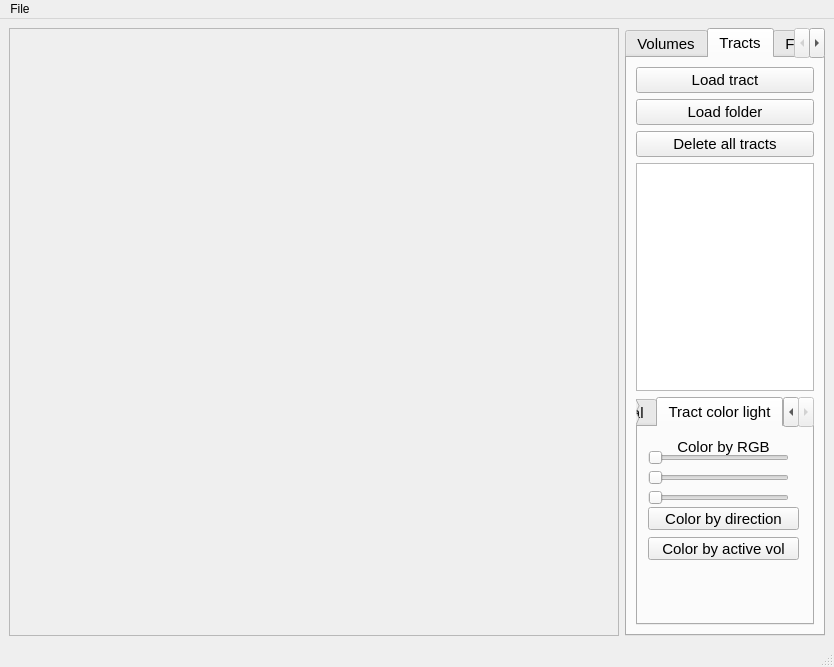
Qt form Visor_alt.ui (delucaal/visor) before a commit.
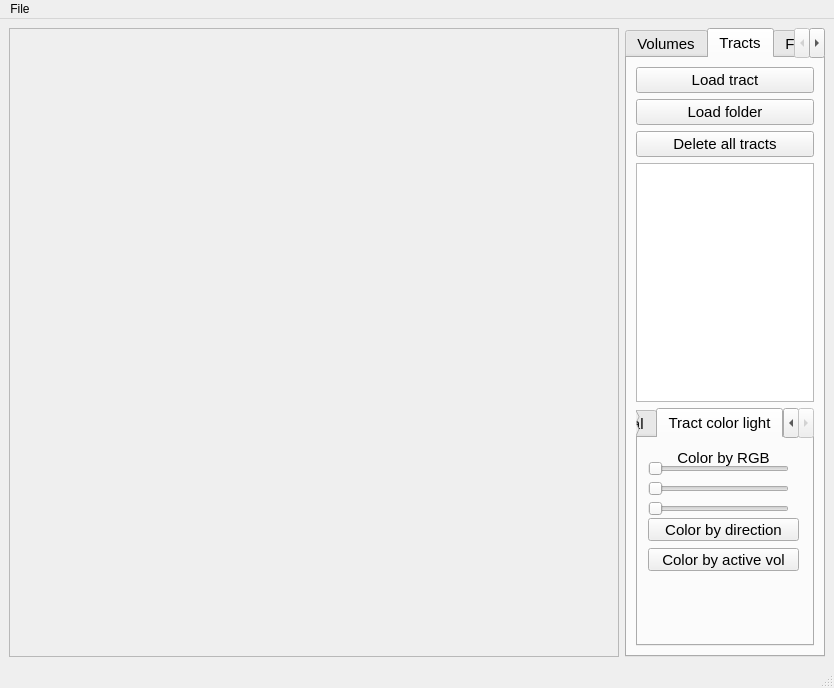
The same form after that commit. The open tabs and pages were chosen to show the change.

```diff
--- a/Visor_alt.ui
+++ b/Visor_alt.ui
@@ -7,7 +7,7 @@
     <x>0</x>
     <y>0</y>
     <width>834</width>
-    <height>667</height>
+    <height>688</height>
    </rect>
   </property>
   <property name="windowTitle">
@@ -498,11 +498,17 @@
            <bool>true</bool>
           </property>
           <property name="sizePolicy">
-           <sizepolicy hsizetype="Expanding" vsizetype="Expanding">
+           <sizepolicy hsizetype="Expanding" vsizetype="MinimumExpanding">
             <horstretch>0</horstretch>
             <verstretch>0</verstretch>
            </sizepolicy>
           </property>
+          <property name="minimumSize">
+           <size>
+            <width>0</width>
+            <height>200</height>
+           </size>
+          </property>
           <property name="currentIndex">
            <number>0</number>
           </property>
@@ -658,6 +664,12 @@
            </widget>
           </widget>
           <widget class="QWidget" name="tab">
+           <property name="minimumSize">
+            <size>
+             <width>0</width>
+             <height>200</height>
+            </size>
+           </property>
            <attribute name="title">
             <string>Tract color light</string>
            </attribute>
```
Left out of the diff: 14 changed lines with no effect on the pictures.
